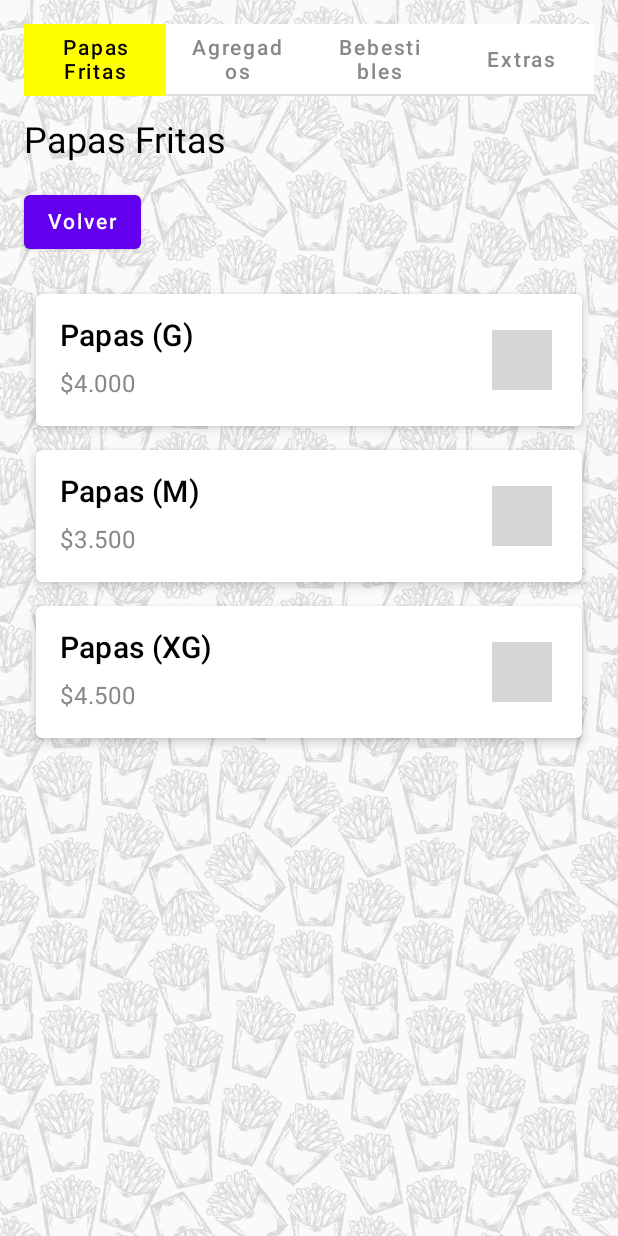
After one commit to devYoryet/androidstudio, an Android app built with Jetpack Compose: the CartaScreen screen opened through its navigation route, on a phone screen of 412 x 824 dp. The commit adds this screen. Run offline under Robolectric (Android 15) with nearby library versions, the phone set to English and light mode, and no system bars; grey boxes are pictures that could not be loaded.

Commit message:
feat_ add new package and screens

```diff
--- a/app/src/main/java/com/example/mysumativa/MainActivity.kt
+++ b/app/src/main/java/com/example/mysumativa/MainActivity.kt
@@ -2,11 +2,13 @@ package com.example.mysumativa
 
 import android.content.Context
 import android.os.Bundle
+import android.speech.tts.TextToSpeech
 import androidx.activity.ComponentActivity
 import androidx.activity.compose.setContent
 import androidx.navigation.compose.rememberNavController
 import com.example.mysumativa.navigation.NavGraph
 import com.example.mysumativa.ui.theme.MysumativaTheme
+import java.util.*
 
 class MainActivity : ComponentActivity() {
 
@@ -15,12 +17,22 @@ class MainActivity : ComponentActivity() {
         Triple("juan.perez", "juan.perez@example.com", "password123"),
         Triple("maria.lopez", "maria.lopez@example.com", "password456"),
         Triple("carlos.sanchez", "carlos.sanchez@example.com", "password789"),
-        Triple("ana.garcia", "ana.garcia@example.com", "passwordabc"),
-        Triple("rodrigo.torres", "rodrigo.torres@example.com", "passworddef")
+        Triple("ana.garcia", "ana.garcia@example.com", "passwordabc11"),
+        Triple("rodrigo.torres", "rodrigo.torres@example.com", "passworddef11")
     )
+
+    // Instancia de Text-to-Speech
+    private lateinit var tts: TextToSpeech
 
     override fun onCreate(savedInstanceState: Bundle?) {
         super.onCreate(savedInstanceState)
+
+        // Inicializar TextToSpeech
+        tts = TextToSpeech(this) { status ->
+            if (status == TextToSpeech.SUCCESS) {
+                tts.language = Locale.getDefault()
+            }
+        }
 
         // Cargar usuarios desde SharedPreferences y combinarlos con los predefinidos
         val sharedPreferences = getSharedPreferences("UserPrefs", Context.MODE_PRIVATE)
@@ -30,8 +42,8 @@ class MainActivity : ComponentActivity() {
             MysumativaTheme {
                 // Inicializar el NavController para manejar la navegación
                 val navController = rememberNavController()
-                // Pasar la lista de usuarios al gráfico de navegación
-                NavGraph(navController = navController, users = users)
+                // Pasar la lista de usuarios y TextToSpeech al gráfico de navegación
+                NavGraph(navController = navController, users = users, tts = tts) // Pasar tts
             }
         }
     }
@@ -63,4 +75,10 @@ class MainActivity : ComponentActivity() {
         editor.putStringSet("users", currentUsers)
         editor.apply()
     }
+
+    // Limpiar Text-to-Speech al destruir la actividad
+    override fun onDestroy() {
+        tts.shutdown() // Cierra TTS para liberar recursos
+        super.onDestroy()
+    }
 }
--- a/app/src/main/java/com/example/mysumativa/navigation/NavGraph.kt
+++ b/app/src/main/java/com/example/mysumativa/navigation/NavGraph.kt
@@ -1,5 +1,6 @@
 package com.example.mysumativa.navigation
 
+import android.speech.tts.TextToSpeech
 import androidx.compose.runtime.Composable
 import androidx.navigation.NavHostController
 import androidx.navigation.compose.NavHost
@@ -8,9 +9,19 @@ import com.example.mysumativa.ui.theme.LoginScreen
 import com.example.mysumativa.ui.theme.RegistroScreen
 import com.example.mysumativa.ui.theme.RecuperarPasswordScreen
 import com.example.mysumativa.ui.theme.WelcomeScreen
+import com.example.mysumativa.ui.screens.CartaScreen
+import com.example.mysumativa.ui.screens.DeliveryScreen
+
+import com.example.mysumativa.ui.screens.PedidoScreen
+
+
 
 @Composable
-fun NavGraph(navController: NavHostController, users: MutableList<Triple<String, String, String>>) {
+fun NavGraph(
+    navController: NavHostController,
+    users: MutableList<Triple<String, String, String>>,
+    tts: TextToSpeech // Añadimos el parámetro tts aquí
+) {
     NavHost(navController = navController, startDestination = "login") {
         // Definir la ruta para la pantalla de login
         composable("login") { LoginScreen(navController, users) }
@@ -18,7 +29,21 @@ fun NavGraph(navController: NavHostController, users: MutableList<Triple<String,
         composable("registro") { RegistroScreen(navController, users, navController.context) }
         // Definir la ruta para la pantalla de recuperación de contraseña
         composable("recuperar") { RecuperarPasswordScreen(navController) }
-        // Definir la ruta para la pantalla de bienvenida
-        composable("welcome") { WelcomeScreen(navController) }
+        // Definir la ruta para la pantalla de bienvenida, pasando el parámetro tts
+        composable("welcome") { WelcomeScreen(navController, tts) } // Corregido
+
+        // Rutas adicionales para las nuevas pantallas
+        composable("ver_carta") {
+            CartaScreen(navController = navController) // Corregido: pasa el navController
+        }
+
+        composable("mi_pedido") {
+            PedidoScreen()
+        }
+
+        composable("pedido_tipo") {
+            DeliveryScreen()
+        }
     }
-}
+
+    }
--- /dev/null
+++ b/app/src/main/java/com/example/mysumativa/ui/components/MainMenu.kt
@@ -0,0 +1,48 @@
+package com.example.mysumativa.ui.components
+
+import androidx.compose.foundation.background
+import androidx.compose.foundation.layout.fillMaxWidth
+import androidx.compose.material.*
+import androidx.compose.material.TabRowDefaults.tabIndicatorOffset
+import androidx.compose.runtime.Composable
+import androidx.compose.ui.Modifier
+import androidx.compose.ui.graphics.Color
+import androidx.compose.ui.unit.dp
+import androidx.navigation.NavController
+
+@Composable
+fun MainMenu(navController: NavController, selectedCategory: String, onCategorySelected: (String) -> Unit) {
+    val tabs = listOf("Papas Fritas", "Agregados", "Bebestibles", "Extras")
+    val selectedIndex = tabs.indexOf(selectedCategory)
+
+    TabRow(
+        selectedTabIndex = selectedIndex,
+        backgroundColor = Color.White, // Fondo blanco del TabRow
+        contentColor = Color.Black,    // Color del texto en pestañas no seleccionadas
+        modifier = Modifier.fillMaxWidth(),
+        indicator = { tabPositions ->
+            // Indicador amarillo debajo de la pestaña seleccionada
+            TabRowDefaults.Indicator(
+                Modifier.tabIndicatorOffset(tabPositions[selectedIndex]),
+                color = Color.Yellow,
+                height = 4.dp
+            )
+        }
+    ) {
+        tabs.forEachIndexed { index, title ->
+            Tab(
+                selected = index == selectedIndex,
+                onClick = {
+                    onCategorySelected(title) // Actualiza la categoría seleccionada
+                },
+                text = {
+                    Text(
+                        title,
+                        color = if (index == selectedIndex) Color.Black else Color.Gray
+                    )
+                },
+                modifier = Modifier.background(if (index == selectedIndex) Color.Yellow else Color.White)
+            )
+        }
+    }
+}
--- /dev/null
+++ b/app/src/main/java/com/example/mysumativa/ui/components/ProductCard.kt
@@ -0,0 +1,41 @@
+package com.example.mysumativa.ui.components
+
+import androidx.compose.foundation.layout.*
+import androidx.compose.material.*
+import androidx.compose.runtime.Composable
+import androidx.compose.ui.Modifier
+import androidx.compose.ui.graphics.Color
+import androidx.compose.ui.res.painterResource
+import androidx.compose.ui.unit.dp
+import com.example.mysumativa.R
+
+@Composable
+fun ProductCard(productName: String, productPrice: String, onAddClick: () -> Unit) {
+    Card(
+        modifier = Modifier
+            .padding(8.dp)
+            .fillMaxWidth(), // Llenar el ancho de la pantalla
+        elevation = 4.dp
+    ) {
+        Row(
+            verticalAlignment = androidx.compose.ui.Alignment.CenterVertically,
+            modifier = Modifier.padding(16.dp)
+        ) {
+            Column(modifier = Modifier.weight(1f)) {
+                Text(text = productName, style = MaterialTheme.typography.h6, color = Color.Black)
+                Spacer(modifier = Modifier.height(8.dp))
+                Text(text = productPrice, style = MaterialTheme.typography.body1, color = Color.Gray)
+            }
+
+            // Botón de agregar
+            IconButton(onClick = onAddClick) {
+                Icon(
+                    painter = painterResource(id = R.drawable.add_icon), // Asegúrate de tener este ícono
+                    contentDescription = "Agregar",
+                    tint = Color.Yellow,
+                    modifier = Modifier.size(40.dp) // Ajusta el tamaño del ícono
+                )
+            }
+        }
+    }
+}
--- /dev/null
+++ b/app/src/main/java/com/example/mysumativa/ui/screens/CartaScreen.kt
@@ -0,0 +1,118 @@
+package com.example.mysumativa.ui.screens
+
+import androidx.compose.foundation.Image
+import androidx.compose.foundation.layout.*
+import androidx.compose.material.*
+import androidx.compose.runtime.*
+import androidx.compose.ui.Alignment
+import androidx.compose.ui.Modifier
+import androidx.compose.ui.layout.ContentScale
+import androidx.compose.ui.res.painterResource
+import androidx.compose.ui.unit.dp
+import androidx.navigation.NavController
+import com.example.mysumativa.ui.components.MainMenu
+import com.example.mysumativa.ui.components.ProductCard
+import com.example.mysumativa.R // Asegúrate de importar el recurso
+
+@Composable
+fun CartaScreen(navController: NavController) {
+    // Estado para rastrear la categoría seleccionada
+    var selectedCategory by remember { mutableStateOf("Papas Fritas") }
+
+    // Imagen de fondo (papas fritas)
+    val friesBackground = painterResource(id = R.drawable.papas_fritas_border_icon_claro)
+
+    // Contenedor que envuelve la imagen de fondo y el contenido principal
+    Box(modifier = Modifier.fillMaxSize()) {
+
+        // Imagen de fondo (cubriendo toda la pantalla)
+        Image(
+            painter = friesBackground,
+            contentDescription = null, // No es necesario un description en este caso
+            modifier = Modifier.fillMaxSize(),
+            contentScale = ContentScale.Crop // Escalar para cubrir la pantalla
+        )
+
+        // Contenido principal de la pantalla
+        Column(
+            modifier = Modifier
+                .fillMaxSize()
+                .padding(16.dp)
+        ) {
+            // Menú superior para seleccionar categoría
+            MainMenu(
+                navController = navController,
+                selectedCategory = selectedCategory,
+                onCategorySelected = { category ->
+                    // Actualiza la categoría seleccionada al hacer clic en una pestaña
+                    selectedCategory = category
+                }
+            )
+
+            Spacer(modifier = Modifier.height(16.dp))
+
+            // Título de la categoría seleccionada (Papas Fritas, Agregados, etc.)
+            Text(text = selectedCategory, style = MaterialTheme.typography.h5)
+
+            Spacer(modifier = Modifier.height(16.dp))
+
+            // Botón "Volver" para regresar a la pantalla anterior (WelcomeScreen)
+            Button(
+                onClick = {
+                    navController.popBackStack() // Acción para regresar a la pantalla anterior
+                },
+                modifier = Modifier.align(Alignment.Start)
+            ) {
+                Text("Volver")
+            }
+
+            Spacer(modifier = Modifier.height(16.dp))
+
+            // Mostrar los productos según la categoría seleccionada
+            when (selectedCategory) {
+                "Papas Fritas" -> {
+                    // Productos de la categoría "Papas Fritas"
+                    ProductCard(productName = "Papas (G)", productPrice = "$4.000") {
+                        // Acción al agregar papas (G)
+                    }
+                    ProductCard(productName = "Papas (M)", productPrice = "$3.500") {
+                        // Acción al agregar papas (M)
+                    }
+                    ProductCard(productName = "Papas (XG)", productPrice = "$4.500") {
+                        // Acción al agregar papas (XG)
+                    }
+                }
+                "Agregados" -> {
+                    // Productos de la categoría "Agregados"
+                    ProductCard(productName = "Aji Cristal al Oliva (G)", productPrice = "$800") {
+                        // Acción al agregar agregado (G)
+                    }
+                    ProductCard(productName = "Lactonesa de Cilantro (G)", productPrice = "$800") {
+                        // Acción al agregar agregado (G)
+                    }
+                    ProductCard(productName = "Mayonesa al Ajo (XG)", productPrice = "$1.000") {
+                        // Acción al agregar agregado (XG)
+                    }
+                }
+                "Bebestibles" -> {
+                    // Productos de la categoría "Bebestibles"
+                    ProductCard(productName = "Agua Mineral", productPrice = "$2.200") {
+                        // Acción al agregar bebida
+                    }
+                    ProductCard(productName = "Té Verde Mango y Maracuyá", productPrice = "$2.200") {
+                        // Acción al agregar bebida
+                    }
+                }
+                "Extras" -> {
+                    // Productos de la categoría "Extras"
+                    ProductCard(productName = "Salsa Barbacoa Casera", productPrice = "$1.200") {
+                        // Acción al agregar extra
+                    }
+                    ProductCard(productName = "Salsa de Queso Cheddar", productPrice = "$1.600") {
+                        // Acción al agregar extra
+                    }
+                }
+            }
+        }
+    }
+}
```
Also changed, not shown: app/build.gradle.kts (+19 -1 lines), app/src/main/java/com/example/mysumativa/ui/screens/DeliveryScreen.kt (added, +22 -0 lines), app/src/main/java/com/example/mysumativa/ui/screens/PedidoScreen.kt (added, +24 -0 lines), app/src/main/java/com/example/mysumativa/ui/screens/SelectBebidasScreen.kt (added, +29 -0 lines), app/src/main/java/com/example/mysumativa/ui/screens/SelectPapasScreen.kt (added, +34 -0 lines), app/src/main/java/com/example/mysumativa/ui/screens/SelectSalsaScreen.kt (added, +32 -0 lines), app/src/main/java/com/example/mysumativa/ui/screens/SelectSalsaTypeScreen.kt (added, +29 -0 lines), app/src/main/java/com/example/mysumativa/ui/theme/WelcomeScreen.kt (+140 -12 lines), gradle/libs.versions.toml (+12 -0 lines).
